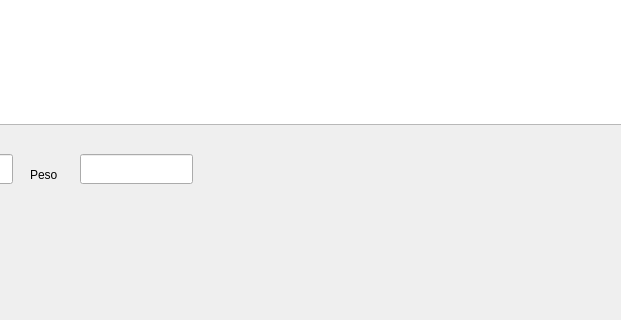
Qt form mainwindow.ui (escalonc/GraphPlotter) before a commit; both pictures show x 510 to 1131 and y 403 to 723 of the 1424 by 723 pixel window.
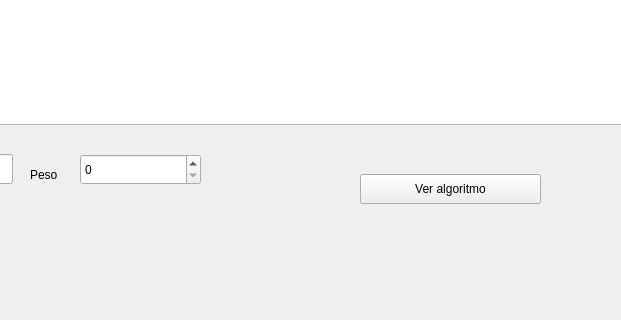
The same form after that commit.

Commit message: weight edge

What changed in the file:
```diff
--- a/mainwindow.ui
+++ b/mainwindow.ui
@@ -83,16 +83,6 @@
      <string>Segundo vertice</string>
     </property>
    </widget>
-   <widget class="QLineEdit" name="lineEdit_3">
-    <property name="geometry">
-     <rect>
-      <x>590</x>
-      <y>540</y>
-      <width>113</width>
-      <height>30</height>
-     </rect>
-    </property>
-   </widget>
    <widget class="QLabel" name="label_3">
     <property name="geometry">
      <rect>
@@ -106,6 +96,29 @@
      <string>Peso</string>
     </property>
    </widget>
+   <widget class="QPushButton" name="pushButton_2">
+    <property name="geometry">
+     <rect>
+      <x>870</x>
+      <y>560</y>
+      <width>181</width>
+      <height>30</height>
+     </rect>
+    </property>
+    <property name="text">
+     <string>Ver algoritmo</string>
+    </property>
+   </widget>
+   <widget class="QSpinBox" name="weightBox">
+    <property name="geometry">
+     <rect>
+      <x>590</x>
+      <y>540</y>
+      <width>121</width>
+      <height>31</height>
+     </rect>
+    </property>
+   </widget>
   </widget>
   <widget class="QMenuBar" name="menuBar">
    <property name="geometry">
```
The commit also changes 18 other files.
